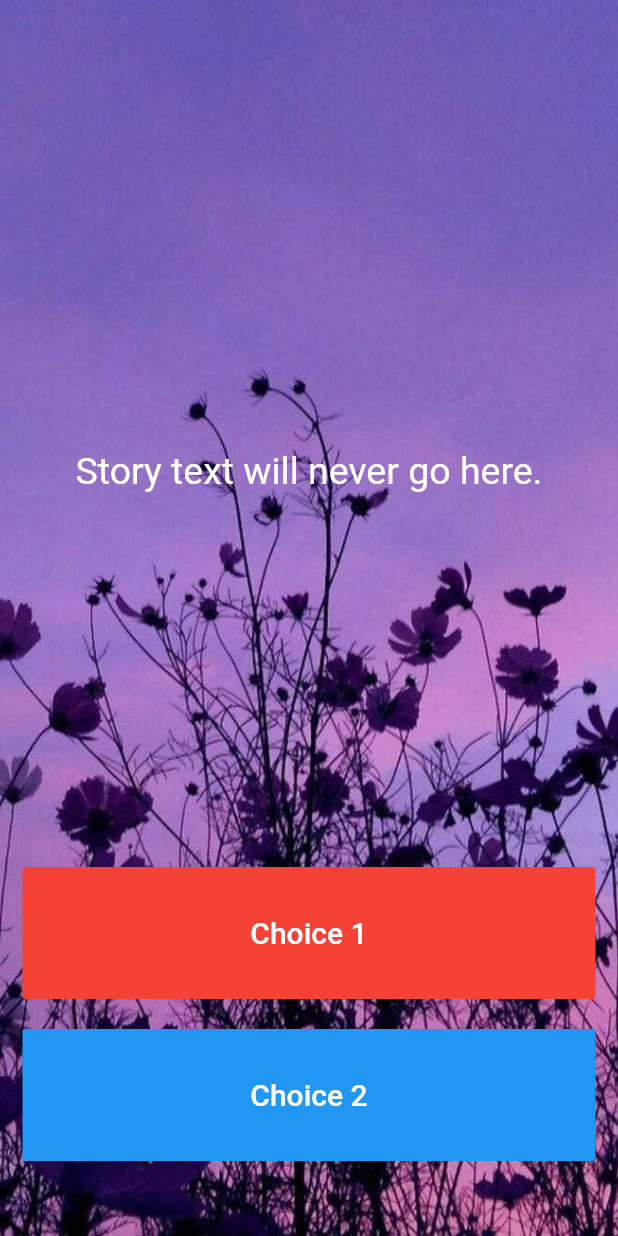
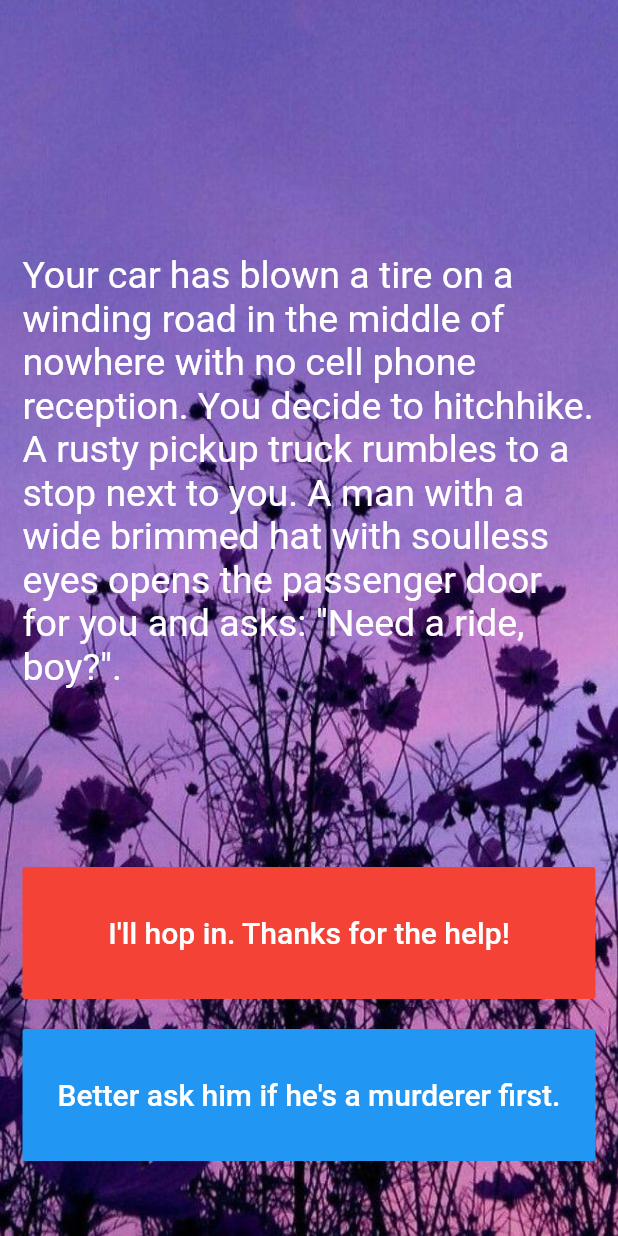
Before and after one commit to Cankarnama/Destini-application, a Flutter app: the screen it shows after launch, on a phone screen of 412 x 824 dp. Run offline on Flutter 3.47's test engine with Material 2 defaults, Android fonts, the phone set to English and light mode, and no system bars.

Commit message:
calling the properties of a class in another class

```diff
--- a/lib/main.dart
+++ b/lib/main.dart
@@ -1,7 +1,8 @@
 import 'package:flutter/material.dart';
 import 'package:flutter/widgets.dart';
+import 'story_brain.dart';
 
-//TODO: Step 15 - Run the app and see if you can see the screen update with the first story. Delete this TODO if it looks as you expected.
+
 
 void main() => runApp(Destini());
 
@@ -15,6 +16,8 @@ class Destini extends StatelessWidget {
 }
 
 //TODO: Step 9 - Create a new storyBrain object from the StoryBrain class.
+StoryBrain storyb =new StoryBrain();
+
 
 class StoryPage extends StatefulWidget {
   _StoryPageState createState() => _StoryPageState();
@@ -43,7 +46,7 @@ class _StoryPageState extends State<StoryPage> {
                 child: Center(
                   child: Text(
                     //TODO: Step 10 - use the storyBrain to get the first story title and display it in this Text Widget.
-                    'Story text will never go here.',
+                   storyb.getStory(),
                     style: TextStyle(
                       fontSize: 25.0,
                     ),
@@ -60,7 +63,7 @@ class _StoryPageState extends State<StoryPage> {
                   color: Colors.red,
                   child: Text(
                     //TODO: Step 13 - Use the storyBrain to get the text for choice 1.
-                    'Choice 1',
+                    storyb.getChoice1(),
                     style: TextStyle(
                       fontSize: 20.0,
                     ),
@@ -82,7 +85,7 @@ class _StoryPageState extends State<StoryPage> {
                   color: Colors.blue,
                   child: Text(
                     //TODO: Step 14 - Use the storyBrain to get the text for choice 2.
-                    'Choice 2',
+                    storyb.getChoice2(),
                     style: TextStyle(
                       fontSize: 20.0,
                     ),
```
Also changed, not shown: lib/story_brain.dart (+18 -5 lines).
